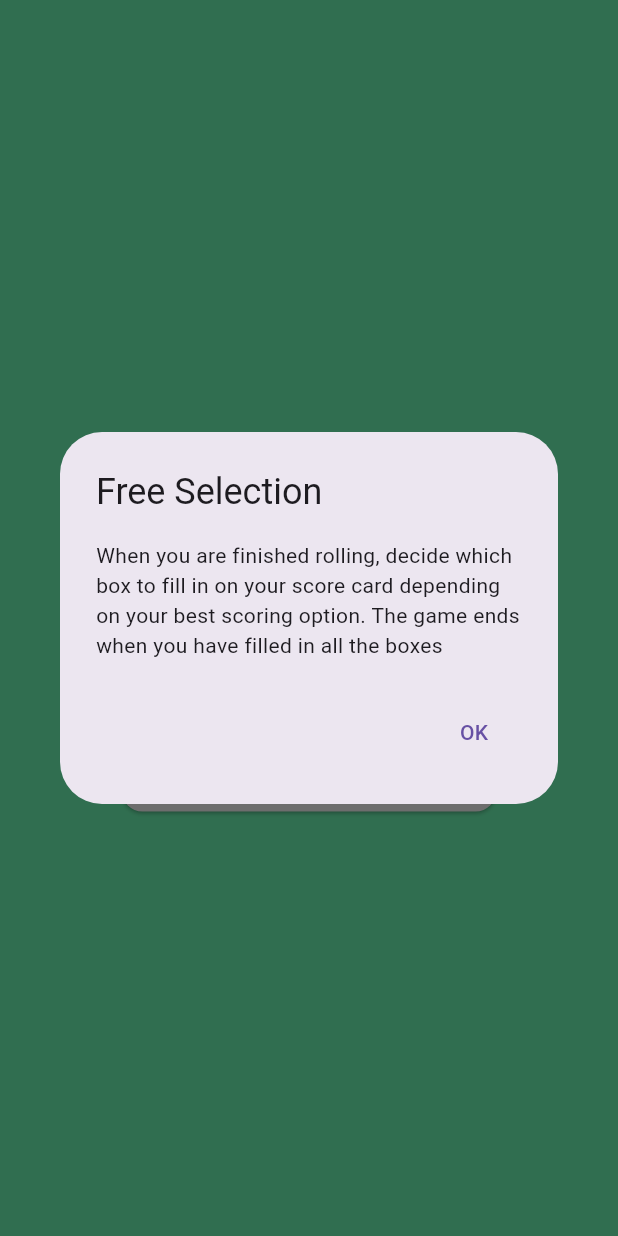
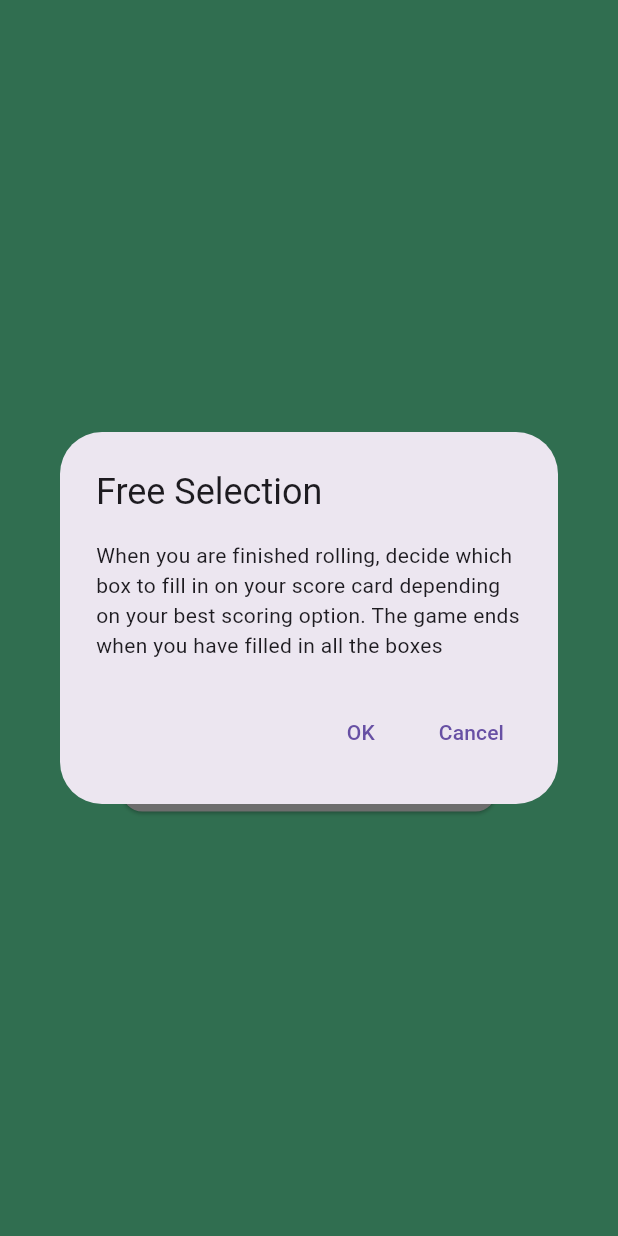
Before and after one commit to Heiddi187/lokaverkefni_ntv_mai25, a Flutter app: the screen it shows after launch, after a tap on "Free Selection", on a phone screen of 412 x 824 dp. Run offline on Flutter 3.47's test engine with Material 3 defaults, Android fonts, the phone set to English and light mode, and no system bars.

Commit message:
gleymdi einum takka

```diff
--- a/lib/screens/start_screen.dart
+++ b/lib/screens/start_screen.dart
@@ -172,6 +172,10 @@ class StartScreen extends StatelessWidget {
                               },
                               child: Text("OK"),
                             ),
+                            TextButton(
+                              onPressed: () => Navigator.of(ctx).pop(),
+                              child: Text("Cancel"),
+                            ),
                           ],
                         ),
                   );
```
